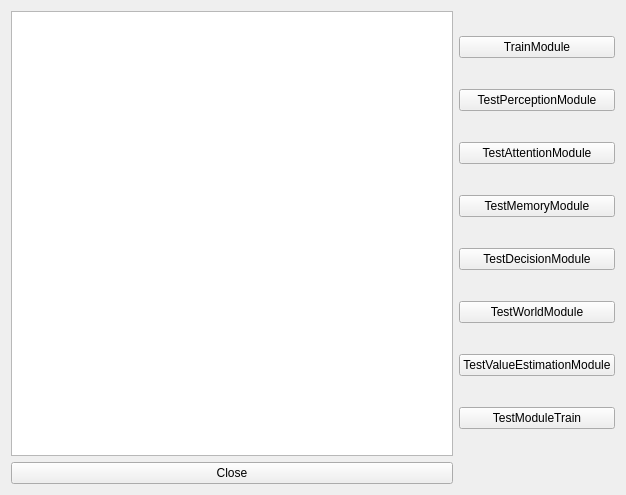
The window that IRSGUI/BrainDeepLearnForm.ui (yhlmaybe/Intelligent-Robot-System) describes before a commit, drawn with Qt 5.
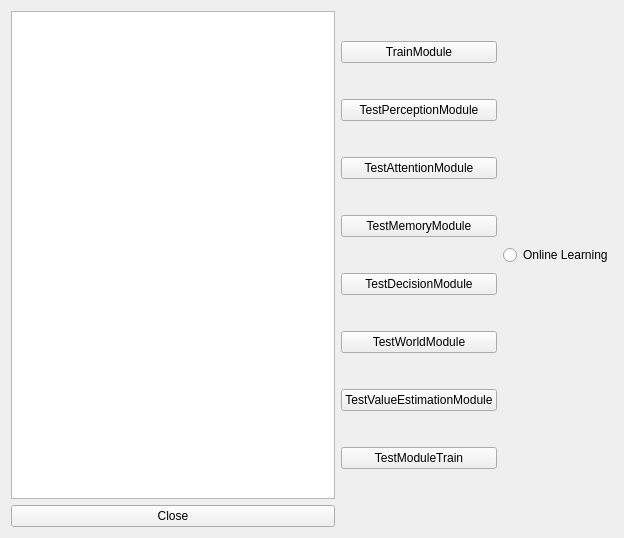
The same window after the commit.

Commit message: Add functionality related to training and deployment using wrappers, and add a UI button to select whether to use wrappers

What changed in the file:
```diff
--- a/IRSGUI/BrainDeepLearnForm.ui
+++ b/IRSGUI/BrainDeepLearnForm.ui
@@ -6,8 +6,8 @@
    <rect>
     <x>0</x>
     <y>0</y>
-    <width>626</width>
-    <height>495</height>
+    <width>624</width>
+    <height>538</height>
    </rect>
   </property>
   <property name="windowTitle">
@@ -84,7 +84,18 @@
      </item>
     </layout>
    </item>
-   <item row="1" column="0">
+   <item row="0" column="3">
+    <layout class="QHBoxLayout" name="horizontalLayout_3">
+     <item>
+      <widget class="QRadioButton" name="onlineLearning_radioButton">
+       <property name="text">
+        <string>Online Learning</string>
+       </property>
+      </widget>
+     </item>
+    </layout>
+   </item>
+   <item row="2" column="0">
     <widget class="QPushButton" name="close_pushButton">
      <property name="text">
       <string>Close</string>
```
Left out of the diff: 14 changed lines with no effect on the pictures. The commit also changes 21 other files.
